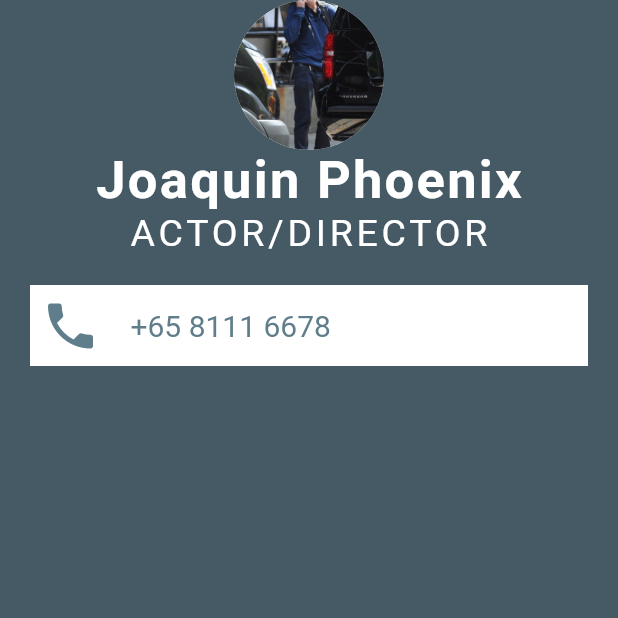
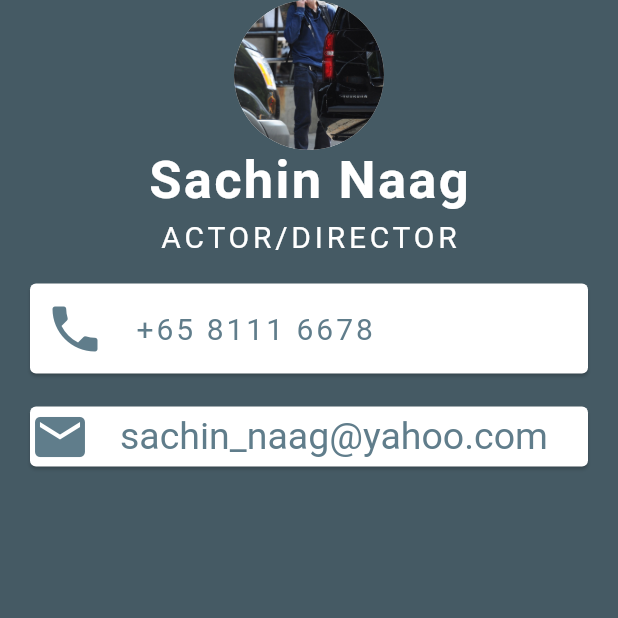
Before and after one commit to anshulkataria4/mi_card, a Flutter app: the screen it shows after launch, on a phone screen of 412 x 824 dp, the top half of it. Run offline on Flutter 3.47's test engine with Material 2 defaults, Android fonts, the phone set to English and light mode, and no system bars; Roboto replaces fonts that are missing (Montserrat, Montserret).

Commit message:
adding padding class widget to a row in card

```diff
--- a/lib/main.dart
+++ b/lib/main.dart
@@ -20,28 +20,30 @@ class MyApp extends StatelessWidget {
                 backgroundImage: AssetImage('images/joaquin.jpg'),
               ),
               Text(
-                'Joaquin Phoenix',
+                'Sachin Naag',
                 style: TextStyle(
                     fontFamily: 'Montserrat',
                     fontSize: 35,
                     color: Colors.white,
                     fontWeight: FontWeight.bold,
-                  letterSpacing: 1.5
+                    letterSpacing: 1.5),
               ),
+              SizedBox(
+                height: 5,
               ),
               Text(
                 'ACTOR/DIRECTOR',
                 style: TextStyle(
                     fontFamily: 'Montserrat',
-                  fontSize: 25,
+                    fontSize: 20,
                     color: Colors.white,
-                  letterSpacing: 2.5
+                    letterSpacing: 2.5),
               ),
-              ),
-              Container(
-                padding: EdgeInsets.all(7),
+              Card(
                   color: Colors.white,
                   margin: EdgeInsets.symmetric(vertical: 20, horizontal: 20),
+                  child: Padding(
+                    padding: EdgeInsets.all(10),
                     child: Row(
                       children: <Widget>[
                         Icon(
@@ -57,7 +59,32 @@ class MyApp extends StatelessWidget {
                           style: TextStyle(
                             color: Colors.blueGrey,
                             fontFamily: 'Montserret',
-                        fontSize: 20),
+                            fontSize: 20,
+                            letterSpacing: 2,
+                          ),
+                        )
+                      ],
+                    ),
+                  )),
+              Card(
+                  color: Colors.white,
+                  margin: EdgeInsets.symmetric(vertical: 2, horizontal: 20),
+                  child: Row(
+                    children: <Widget>[
+                      Icon(
+                        Icons.email,
+                        size: 40,
+                        color: Colors.blueGrey,
+                      ),
+                      SizedBox(
+                        width: 20,
+                      ),
+                      Text(
+                        'sachin_naag@yahoo.com',
+                        style: TextStyle(
+                            color: Colors.blueGrey,
+                            fontFamily: 'Montserret',
+                            fontSize: 25),
                       )
                     ],
                   ))
```
Lines whose indentation alone changed are shown as unchanged.
